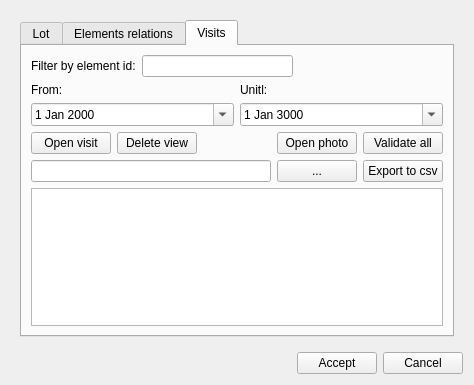
Qt form core/ui/toolbars/cm/add_lot.ui (Giswater/giswater_qgis_plugin) before a commit.
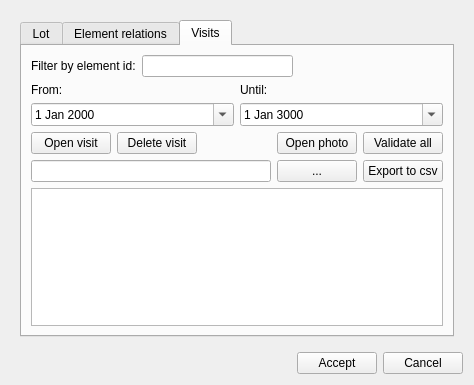
The same form after that commit. The open tabs and pages were chosen to show the change. Icons and pictures are not drawn.

```diff
--- a/core/ui/toolbars/cm/add_lot.ui
+++ b/core/ui/toolbars/cm/add_lot.ui
@@ -43,7 +43,7 @@
         </widget>
         <widget class="QWidget" name="RelationsTab">
          <attribute name="title">
-          <string>Elements relations</string>
+          <string>Element relations</string>
          </attribute>
          <layout class="QVBoxLayout" name="verticalLayout_4">
           <item>
@@ -229,7 +229,7 @@
               <item>
                <widget class="QLabel" name="label_data_event_to">
                 <property name="text">
-                 <string>Unitl:</string>
+                 <string>Until:</string>
                 </property>
                </widget>
               </item>
@@ -263,7 +263,7 @@
             <item>
              <widget class="QPushButton" name="btn_delete_visit">
               <property name="text">
-               <string>Delete view</string>
+               <string>Delete visit</string>
               </property>
              </widget>
             </item>
```
